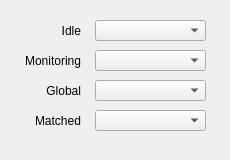
The window that QKeyMapper/qtrayiconselectdialog.ui (Zalafina/QKeyMapper) describes before a commit, drawn with Qt 5.
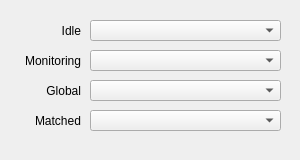
The same window after the commit.

Diff of the .ui file:
```diff
--- a/QKeyMapper/qtrayiconselectdialog.ui
+++ b/QKeyMapper/qtrayiconselectdialog.ui
@@ -6,7 +6,7 @@
    <rect>
     <x>0</x>
     <y>0</y>
-    <width>230</width>
+    <width>300</width>
     <height>160</height>
    </rect>
   </property>
@@ -18,13 +18,13 @@
   </property>
   <property name="minimumSize">
    <size>
-    <width>230</width>
+    <width>300</width>
     <height>160</height>
    </size>
   </property>
   <property name="maximumSize">
    <size>
-    <width>230</width>
+    <width>300</width>
     <height>160</height>
    </size>
   </property>
@@ -34,9 +34,9 @@
   <widget class="QLabel" name="idleStateTrayIconSelectLabel">
    <property name="geometry">
     <rect>
-     <x>20</x>
+     <x>0</x>
      <y>20</y>
-     <width>61</width>
+     <width>81</width>
      <height>21</height>
     </rect>
    </property>
@@ -50,9 +50,9 @@
   <widget class="QComboBox" name="idleStateTrayIconSelectComboBox">
    <property name="geometry">
     <rect>
-     <x>95</x>
+     <x>90</x>
      <y>20</y>
-     <width>111</width>
+     <width>191</width>
      <height>21</height>
     </rect>
    </property>
@@ -69,9 +69,9 @@
   <widget class="QLabel" name="monitoringStateTrayIconSelectLabel">
    <property name="geometry">
     <rect>
-     <x>20</x>
+     <x>0</x>
      <y>50</y>
-     <width>61</width>
+     <width>81</width>
      <height>21</height>
     </rect>
    </property>
@@ -85,9 +85,9 @@
   <widget class="QComboBox" name="monitoringStateTrayIconSelectComboBox">
    <property name="geometry">
     <rect>
-     <x>95</x>
+     <x>90</x>
      <y>50</y>
-     <width>111</width>
+     <width>191</width>
      <height>21</height>
     </rect>
    </property>
@@ -104,9 +104,9 @@
   <widget class="QLabel" name="globalStateTrayIconSelectLabel">
    <property name="geometry">
     <rect>
-     <x>20</x>
+     <x>0</x>
      <y>80</y>
-     <width>61</width>
+     <width>81</width>
      <height>21</height>
     </rect>
    </property>
@@ -120,9 +120,9 @@
   <widget class="QComboBox" name="globalStateTrayIconSelectComboBox">
    <property name="geometry">
     <rect>
-     <x>95</x>
+     <x>90</x>
      <y>80</y>
-     <width>111</width>
+     <width>191</width>
      <height>21</height>
     </rect>
    </property>
@@ -139,9 +139,9 @@
   <widget class="QLabel" name="matchedStateTrayIconSelectLabel">
    <property name="geometry">
     <rect>
-     <x>20</x>
+     <x>0</x>
      <y>110</y>
-     <width>61</width>
+     <width>81</width>
      <height>21</height>
     </rect>
    </property>
@@ -155,9 +155,9 @@
   <widget class="QComboBox" name="matchedStateTrayIconSelectComboBox">
    <property name="geometry">
     <rect>
-     <x>95</x>
+     <x>90</x>
      <y>110</y>
-     <width>111</width>
+     <width>191</width>
      <height>21</height>
     </rect>
    </property>
```
